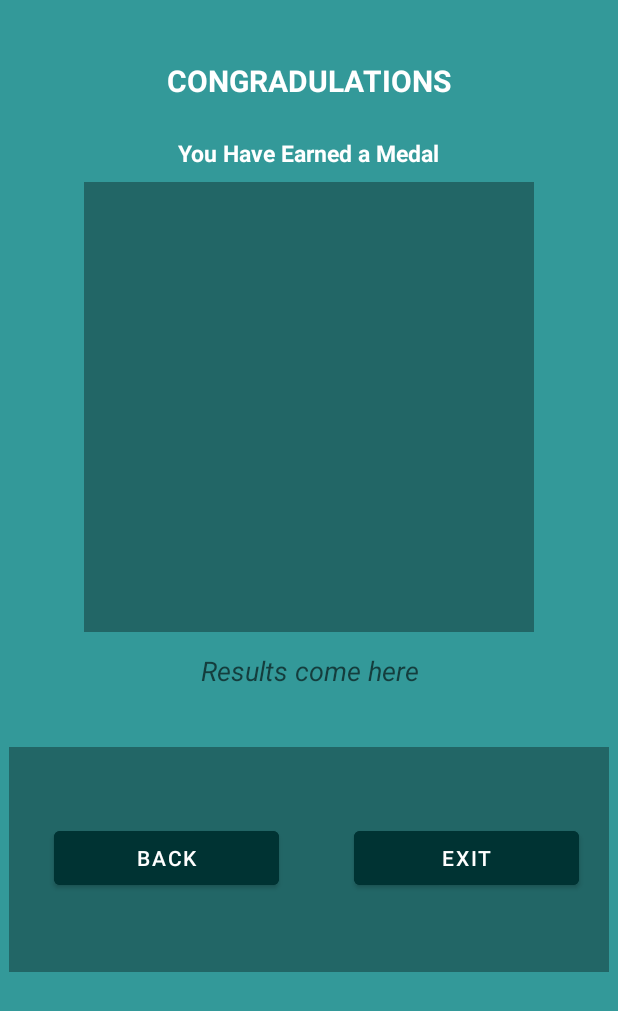
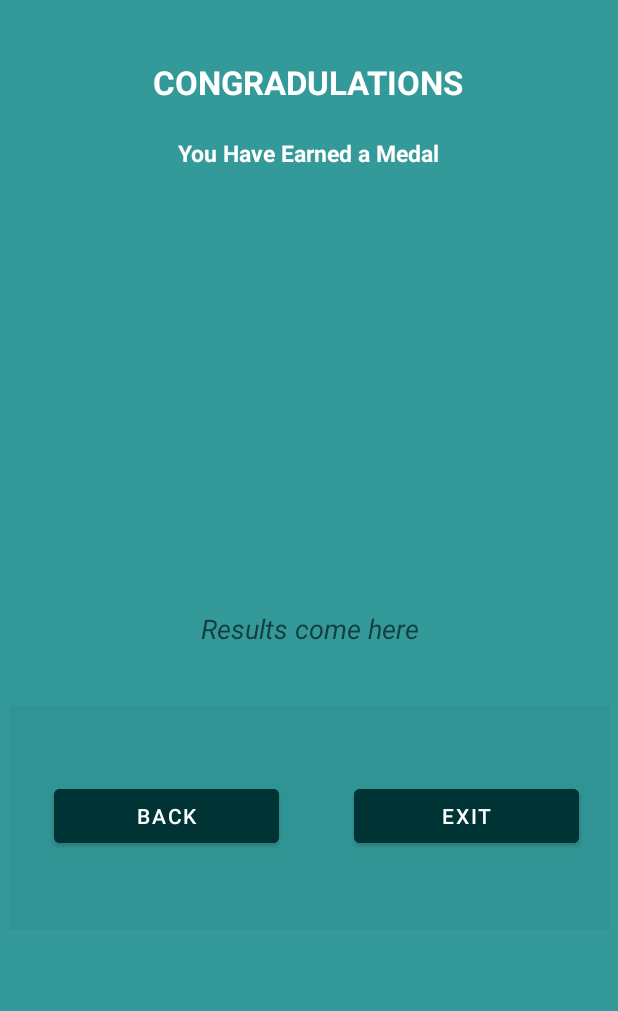
Before and after one commit to Taehillah/Walk_Buddy, an Android app: the layout activity_main2.xml on its own in the app's theme, with its tools: preview values and no code run, on a phone screen of 412 x 824 dp. Shown: the top 1011 px of the screen. Run offline under Robolectric (Android 15) with nearby library versions, the phone set to English and light mode, and no system bars.

Commit message:
Complete Activities without functionality.

```diff
--- a/app/src/main/res/layout/activity_main2.xml
+++ b/app/src/main/res/layout/activity_main2.xml
@@ -11,12 +11,12 @@
         android:id="@+id/congrats"
         android:layout_width="230dp"
         android:layout_height="31dp"
+        android:layout_centerHorizontal="true"
         android:layout_marginTop="40dp"
-        android:layout_centerHorizontal="true"
         android:text="CONGRADULATIONS"
         android:textAlignment="center"
         android:textColor="@color/white"
-        android:textSize="20dp"
+        android:textSize="22dp"
         android:textStyle="bold" />
 
     <TextView
@@ -34,48 +34,52 @@
         android:textSize="15dp"
         android:textStyle="bold"
         tools:ignore="MissingConstraints" />
-    <LinearLayout
-        android:id="@+id/covers"
-        android:layout_width="300dp"
-        android:layout_height="300dp"
-        android:layout_below="@+id/minutes"
-        android:layout_centerHorizontal="true"
-        android:background="#55000000" >
 
     <ImageView
         android:id="@+id/imgBronze"
         android:layout_width="261dp"
         android:layout_height="232dp"
-        android:layout_margin="20dp"
-        android:visibility="visible"
-        app:srcCompat="drawable-v24/bronzewon.png" />
+        android:layout_below="@+id/minutes"
+        android:layout_centerHorizontal="true"
+        android:layout_marginStart="20dp"
+        android:layout_marginTop="20dp"
+        android:layout_marginEnd="20dp"
+        android:layout_marginBottom="20dp"
+        android:visibility="invisible"
+        app:srcCompat="@drawable/bronzewon" />
 
     <ImageView
         android:id="@+id/imgSilver"
         android:layout_width="261dp"
         android:layout_height="232dp"
-        android:layout_margin="20dp"
-        android:visibility="visible"
-        app:srcCompat="drawable-v24/silverwon.png" />
+        android:layout_below="@+id/minutes"
+        android:layout_centerHorizontal="true"
+        android:layout_marginStart="20dp"
+        android:layout_marginTop="20dp"
+        android:layout_marginEnd="20dp"
+        android:layout_marginBottom="20dp"
+        android:visibility="invisible"
+        app:srcCompat="@drawable/silverwon" />
 
     <ImageView
         android:id="@+id/imgGold"
         android:layout_width="261dp"
         android:layout_height="232dp"
+        android:layout_below="@+id/minutes"
+        android:layout_centerHorizontal="true"
         android:layout_marginStart="20dp"
         android:layout_marginTop="20dp"
         android:layout_marginEnd="20dp"
         android:layout_marginBottom="20dp"
-        android:visibility="visible"
-        app:srcCompat="drawable-v24/goldwon.png" />
+        android:visibility="invisible"
+        app:srcCompat="@drawable/goldwon" />
 
-</LinearLayout>
 
     <TextView
         android:id="@+id/hours"
         android:layout_width="298dp"
         android:layout_height="55dp"
-        android:layout_below="@+id/covers"
+        android:layout_below="@+id/imgGold"
         android:layout_marginStart="103dp"
         android:layout_marginTop="13dp"
         android:layout_marginEnd="103dp"
@@ -93,7 +97,7 @@
         android:layout_height="150dp"
         android:layout_below="@+id/hours"
         android:layout_centerHorizontal="true"
-        android:background="#55000000" >
+        android:background="#09000000">
 
         <com.google.android.material.button.MaterialButton
             android:id="@+id/backArrow"
@@ -107,8 +111,6 @@
             android:backgroundTint="#003333"
             android:text="Back"
             android:textColor="#ffffff" />
-
-
 
 
         <com.google.android.material.button.MaterialButton
```
Also changed, not shown: app/src/main/java/com/example/s43385508/MainActivity2.java (+92 -1 lines).
